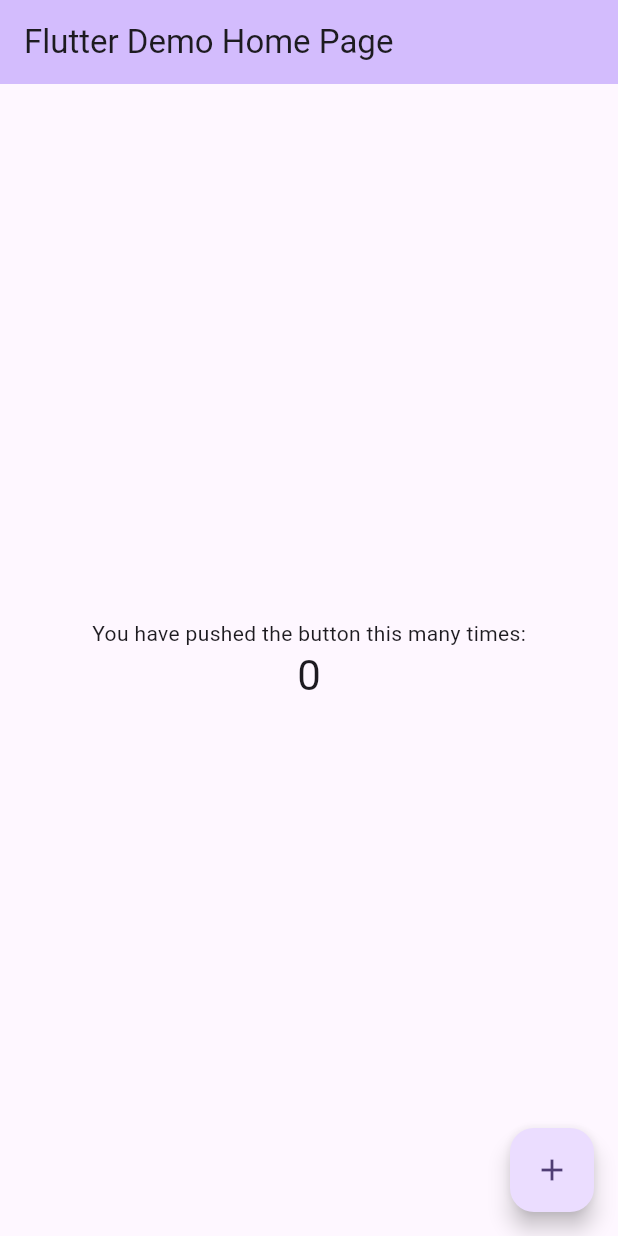
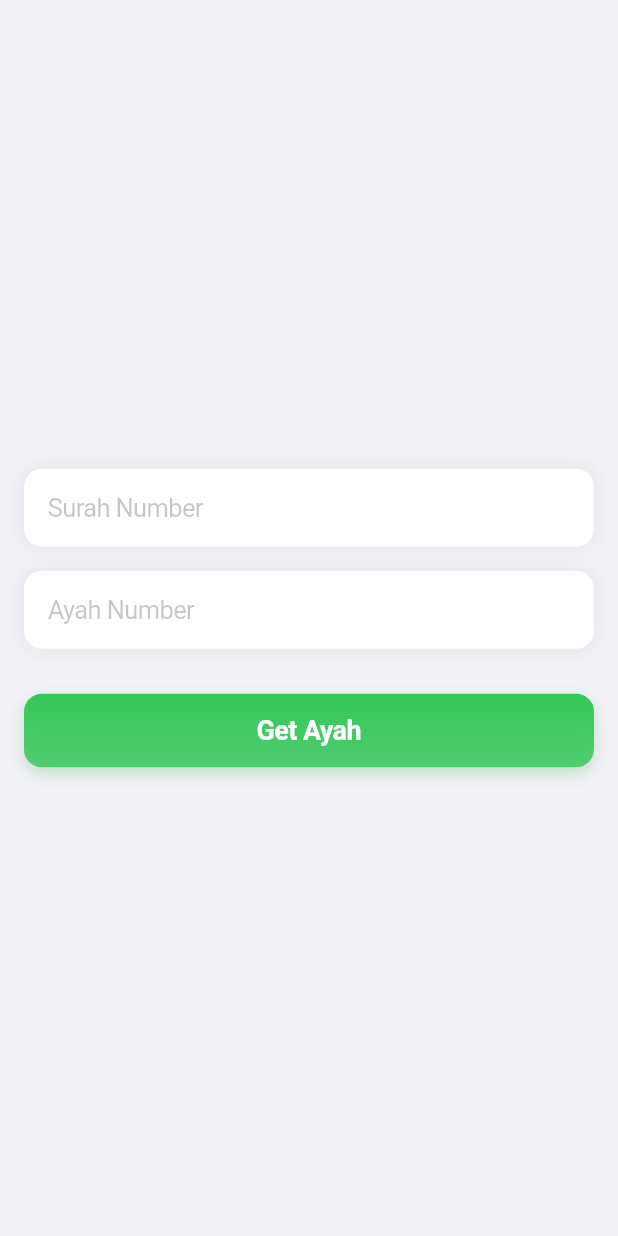
Before and after one commit to rr-uchchash360/Quranic, a Flutter app: the screen it shows after launch, on a phone screen of 412 x 824 dp. Run offline on Flutter 3.47's test engine with Material 3 defaults, Android fonts, the phone set to English and light mode, and no system bars.

Commit message:
Ayah shows with background image

```diff
--- a/quranic/lib/main.dart
+++ b/quranic/lib/main.dart
@@ -1,125 +1,30 @@
+import 'package:flutter/cupertino.dart';
 import 'package:flutter/material.dart';
+import 'package:flutter/services.dart';
+import 'screens/input_screen.dart';
 
 void main() {
-  runApp(const MyApp());
+  runApp(MyApp());
 }
 
 class MyApp extends StatelessWidget {
-  const MyApp({super.key});
-
-  // This widget is the root of your application.
   @override
   Widget build(BuildContext context) {
-    return MaterialApp(
-      title: 'Flutter Demo',
-      theme: ThemeData(
-        // This is the theme of your application.
-        //
-        // TRY THIS: Try running your application with "flutter run". You'll see
-        // the application has a blue toolbar. Then, without quitting the app,
-        // try changing the seedColor in the colorScheme below to Colors.green
-        // and then invoke "hot reload" (save your changes or press the "hot
-        // reload" button in a Flutter-supported IDE, or press "r" if you used
-        // the command line to start the app).
-        //
-        // Notice that the counter didn't reset back to zero; the application
-        // state is not lost during the reload. To reset the state, use hot
-        // restart instead.
-        //
-        // This works for code too, not just values: Most code changes can be
-        // tested with just a hot reload.
-        colorScheme: ColorScheme.fromSeed(seedColor: Colors.deepPurple),
-        useMaterial3: true,
+    SystemChrome.setSystemUIOverlayStyle(SystemUiOverlayStyle(
+      statusBarColor: Colors.transparent,
+      statusBarBrightness: Brightness.light,
+      statusBarIconBrightness: Brightness.light,
+    ));
+    return CupertinoApp(
+      home: InputScreen(),
+      debugShowCheckedModeBanner: false,
+      theme: CupertinoThemeData(
+        brightness: Brightness.light,
+        primaryColor: CupertinoColors.activeGreen,
+        textTheme: CupertinoTextThemeData(
+          primaryColor: CupertinoColors.activeGreen,
+        ),
       ),
-      home: const MyHomePage(title: 'Flutter Demo Home Page'),
     );
   }
 }
-
-class MyHomePage extends StatefulWidget {
-  const MyHomePage({super.key, required this.title});
-
-  // This widget is the home page of your application. It is stateful, meaning
-  // that it has a State object (defined below) that contains fields that affect
-  // how it looks.
-
-  // This class is the configuration for the state. It holds the values (in this
-  // case the title) provided by the parent (in this case the App widget) and
-  // used by the build method of the State. Fields in a Widget subclass are
-  // always marked "final".
-
-  final String title;
-
-  @override
-  State<MyHomePage> createState() => _MyHomePageState();
-}
-
-class _MyHomePageState extends State<MyHomePage> {
-  int _counter = 0;
-
-  void _incrementCounter() {
-    setState(() {
-      // This call to setState tells the Flutter framework that something has
-      // changed in this State, which causes it to rerun the build method below
-      // so that the display can reflect the updated values. If we changed
-      // _counter without calling setState(), then the build method would not be
-      // called again, and so nothing would appear to happen.
-      _counter++;
-    });
-  }
-
-  @override
-  Widget build(BuildContext context) {
-    // This method is rerun every time setState is called, for instance as done
-    // by the _incrementCounter method above.
-    //
-    // The Flutter framework has been optimized to make rerunning build methods
-    // fast, so that you can just rebuild anything that needs updating rather
-    // than having to individually change instances of widgets.
-    return Scaffold(
-      appBar: AppBar(
-        // TRY THIS: Try changing the color here to a specific color (to
-        // Colors.amber, perhaps?) and trigger a hot reload to see the AppBar
-        // change color while the other colors stay the same.
-        backgroundColor: Theme.of(context).colorScheme.inversePrimary,
-        // Here we take the value from the MyHomePage object that was created by
-        // the App.build method, and use it to set our appbar title.
-        title: Text(widget.title),
-      ),
-      body: Center(
-        // Center is a layout widget. It takes a single child and positions it
-        // in the middle of the parent.
-        child: Column(
-          // Column is also a layout widget. It takes a list of children and
-          // arranges them vertically. By default, it sizes itself to fit its
-          // children horizontally, and tries to be as tall as its parent.
-          //
-          // Column has various properties to control how it sizes itself and
-          // how it positions its children. Here we use mainAxisAlignment to
-          // center the children vertically; the main axis here is the vertical
-          // axis because Columns are vertical (the cross axis would be
-          // horizontal).
-          //
-          // TRY THIS: Invoke "debug painting" (choose the "Toggle Debug Paint"
-          // action in the IDE, or press "p" in the console), to see the
-          // wireframe for each widget.
-          mainAxisAlignment: MainAxisAlignment.center,
-          children: <Widget>[
-            const Text(
-              'You have pushed the button this many times:',
-            ),
-            Text(
-              '$_counter',
-              style: Theme.of(context).textTheme.headlineMedium,
-            ),
-          ],
-        ),
-      ),
-      floatingActionButton: FloatingActionButton(
-        onPressed: _incrementCounter,
-        tooltip: 'Increment',
-        child: const Icon(Icons.add),
-      ), // This trailing comma makes auto-formatting nicer for build methods.
-    );
-  }
-}
--- /dev/null
+++ b/quranic/lib/screens/input_screen.dart
@@ -0,0 +1,173 @@
+import 'package:flutter/cupertino.dart';
+import 'package:flutter/material.dart';
+import 'package:flutter/services.dart';
+import '../viewmodels/quran_viewmodel.dart';
+import 'result_screen.dart';
+
+class InputScreen extends StatefulWidget {
+  @override
+  _InputScreenState createState() => _InputScreenState();
+}
+
+class _InputScreenState extends State<InputScreen> {
+  final TextEditingController _surahController = TextEditingController();
+  final TextEditingController _ayahController = TextEditingController();
+  bool _isLoading = false;
+
+  final QuranViewModel _viewModel = QuranViewModel();
+
+  bool _validateInputs() {
+    final int? surahNo = int.tryParse(_surahController.text);
+    final int? ayahNo = int.tryParse(_ayahController.text);
+
+    if (surahNo == null || surahNo < 1 || surahNo > 114) {
+      _showErrorDialog('Please enter a valid Surah number (1-114).');
+      return false;
+    }
+
+    if (ayahNo == null || ayahNo < 1) {
+      _showErrorDialog('Please enter a valid Ayah number.');
+      return false;
+    }
+
+    return true;
+  }
+
+  void _showErrorDialog(String message) {
+    showCupertinoDialog(
+      context: context,
+      builder: (ctx) => CupertinoAlertDialog(
+        title: Text('Input Error'),
+        content: Text(message),
+        actions: <Widget>[
+          CupertinoDialogAction(
+            onPressed: () {
+              Navigator.of(ctx).pop();
+            },
+            child: Text('Okay'),
+          ),
+        ],
+      ),
+    );
+  }
+
+  @override
+  Widget build(BuildContext context) {
+    return CupertinoPageScaffold(
+      backgroundColor: CupertinoColors.systemGroupedBackground,
+      child: GestureDetector(
+        onTap: () {
+          FocusScope.of(context).unfocus();
+        },
+        child: Padding(
+          padding: EdgeInsets.symmetric(horizontal: 16, vertical: 32),
+          child: Column(
+            mainAxisAlignment: MainAxisAlignment.center,
+            children: [
+              CupertinoTextField(
+                controller: _surahController,
+                placeholder: "Surah Number",
+                padding: EdgeInsets.all(16),
+                keyboardType: TextInputType.number,
+                decoration: BoxDecoration(
+                  color: CupertinoColors.white,
+                  borderRadius: BorderRadius.circular(12),
+                  boxShadow: [
+                    BoxShadow(
+                      color: Colors.black.withOpacity(0.05),
+                      blurRadius: 10,
+                      spreadRadius: 2,
+                    ),
+                  ],
+                ),
+              ),
+              SizedBox(height: 16),
+              CupertinoTextField(
+                controller: _ayahController,
+                placeholder: "Ayah Number",
+                padding: EdgeInsets.all(16),
+                keyboardType: TextInputType.number,
+                decoration: BoxDecoration(
+                  color: CupertinoColors.white,
+                  borderRadius: BorderRadius.circular(12),
+                  boxShadow: [
+                    BoxShadow(
+                      color: Colors.black.withOpacity(0.05),
+                      blurRadius: 10,
+                      spreadRadius: 2,
+                    ),
+                  ],
+                ),
+              ),
+              SizedBox(height: 30),
+              _isLoading
+                  ? CupertinoActivityIndicator(radius: 15)
+                  : GestureDetector(
+                      onTap: () async {
+                        HapticFeedback.mediumImpact();
+                        if (_validateInputs()) {
+                          setState(() {
+                            _isLoading = true;
+                          });
+                          final result = await _viewModel.fetchAyah(
+                              int.parse(_surahController.text),
+                              int.parse(_ayahController.text));
+
+                          setState(() {
+                            _isLoading = false;
+                          });
+
+                          if (result != null) {
+                            Navigator.push(
+                              context,
+                              CupertinoPageRoute(
+                                builder: (context) => ResultScreen(
+                                  arabic: result['arabic']!,
+                                  english: result['english']!,
+                                ),
+                              ),
+                            );
+                          } else {
+                            _showErrorDialog(
+                                'Ayah not found for the given Surah and Ayah.');
+                          }
+                        }
+                      },
+                      child: Container(
+                        decoration: BoxDecoration(
+                          gradient: LinearGradient(
+                            colors: [
+                              CupertinoColors.activeGreen,
+                              CupertinoColors.activeGreen.withOpacity(0.8)
+                            ],
+                            begin: Alignment.topCenter,
+                            end: Alignment.bottomCenter,
+                          ),
+                          borderRadius: BorderRadius.circular(12),
+                          boxShadow: [
+                            BoxShadow(
+                              color: Colors.green.withOpacity(0.3),
+                              blurRadius: 8,
+                              offset: Offset(0, 4),
+                            ),
+                          ],
+                        ),
+                        padding: EdgeInsets.symmetric(vertical: 14),
+                        alignment: Alignment.center,
+                        child: Text(
+                          "Get Ayah",
+                          style: TextStyle(
+                            color: CupertinoColors.white,
+                            fontSize: 18,
+                            fontWeight: FontWeight.w600,
+                          ),
+                        ),
+                      ),
+                    ),
+            ],
+          ),
+        ),
+      ),
+    );
+  }
+}
--- a/quranic/pubspec.yaml
+++ b/quranic/pubspec.yaml
@@ -34,7 +34,7 @@ dependencies:
 
   # The following adds the Cupertino Icons font to your application.
   # Use with the CupertinoIcons class for iOS style icons.
-  cupertino_icons: ^1.0.2
+  http: ^0.13.6
 
 dev_dependencies:
   flutter_test:
@@ -59,7 +59,8 @@ flutter:
   uses-material-design: true
 
   # To add assets to your application, add an assets section, like this:
-  # assets:
+  assets:
+  - assets/background.png
   #   - images/a_dot_burr.jpeg
   #   - images/a_dot_ham.jpeg
 
```
Also changed, not shown: quranic/lib/screens/result_screen.dart (added, +71 -0 lines), quranic/lib/viewmodels/quran_viewmodel.dart (added, +28 -0 lines), quranic/assets/background.png (added), 13 other files.
